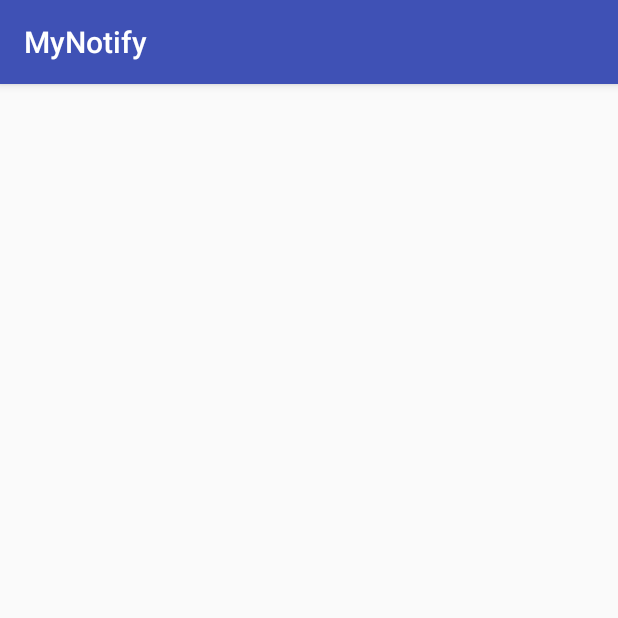
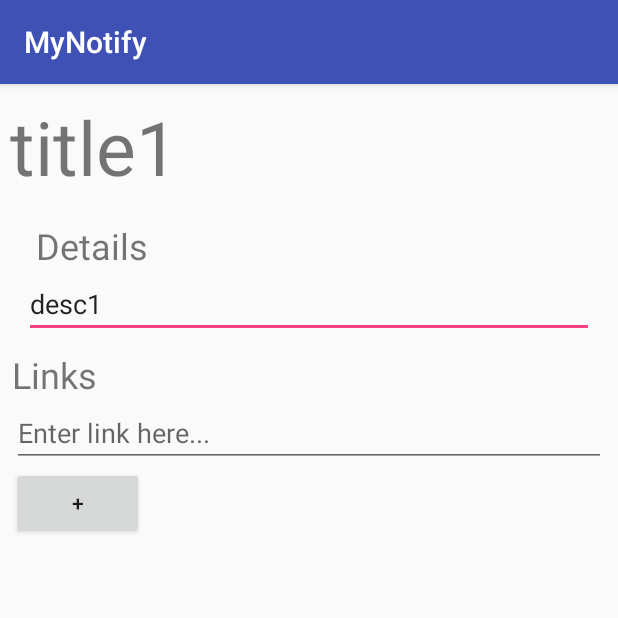
Before and after one commit to CompilerKing/MyNotify, an Android app: the screen it shows after launch (NotificationActivity), after a tap on "title1", on a phone screen of 412 x 824 dp, the top half of it. Run offline under Robolectric (Android 15) with nearby library versions, the phone set to English and light mode, and no system bars.

Commit message:
Added Notification Activity

```diff
--- /dev/null
+++ b/app/src/main/java/samueljdecanio/com/mynotify/CustomMovementMethod.java
@@ -0,0 +1,58 @@
+package samueljdecanio.com.mynotify;
+
+import android.text.Layout;
+import android.text.Selection;
+import android.text.Spannable;
+import android.text.method.ArrowKeyMovementMethod;
+import android.text.style.ClickableSpan;
+import android.view.MotionEvent;
+import android.widget.TextView;
+
+public class CustomMovementMethod extends ArrowKeyMovementMethod {
+
+    private static CustomMovementMethod sInstance;
+
+    public static CustomMovementMethod getInstance() {
+        if (sInstance == null) {
+            sInstance = new CustomMovementMethod();
+        }
+        return sInstance;
+    }
+
+    @Override
+    public boolean onTouchEvent(TextView widget, Spannable buffer, MotionEvent event) {
+        int action = event.getAction();
+
+        if (action == MotionEvent.ACTION_UP ||
+                action == MotionEvent.ACTION_DOWN) {
+            int x = (int) event.getX();
+            int y = (int) event.getY();
+
+            x -= widget.getTotalPaddingLeft();
+            y -= widget.getTotalPaddingTop();
+
+            x += widget.getScrollX();
+            y += widget.getScrollY();
+
+            Layout layout = widget.getLayout();
+            int line = layout.getLineForVertical(y);
+            int off = layout.getOffsetForHorizontal(line, x);
+
+            ClickableSpan[] link = buffer.getSpans(off, off, ClickableSpan.class);
+
+            if (link.length != 0) {
+                if (action == MotionEvent.ACTION_UP) {
+                    link[0].onClick(widget);
+                }
+                else if (action == MotionEvent.ACTION_DOWN) {
+                    Selection.setSelection(buffer, buffer.getSpanStart(link[0]), buffer.getSpanEnd(link[0]));
+                }
+
+                return true;
+            }
+        }
+
+        return super.onTouchEvent(widget, buffer, event);
+    }
+
+}
--- a/app/src/main/java/samueljdecanio/com/mynotify/NotificationFragment.java
+++ b/app/src/main/java/samueljdecanio/com/mynotify/NotificationFragment.java
@@ -1,14 +1,30 @@
 package samueljdecanio.com.mynotify;
 
 import android.os.Bundle;
+import android.support.annotation.Nullable;
 import android.support.v4.app.Fragment;
-
+import android.text.Editable;
+import android.text.TextWatcher;
+import android.text.util.Linkify;
+import android.view.LayoutInflater;
+import android.view.View;
+import android.view.ViewGroup;
+import android.widget.Button;
+import android.widget.EditText;
+import android.widget.LinearLayout;
+import android.widget.TextView;
 import java.util.UUID;
 
 public class NotificationFragment extends Fragment{
 
     private static final String ARG_NOTIFICATION_ID = "notification_id";
 
+    private OurNotification mNotification;
+    private TextView mNotificationTitle;
+    private EditText mDetails;
+    private EditText mLinkField;
+    private Button mAddLink;
+    private LinearLayout mLinksLayout;
 
     public static NotificationFragment newInstance(UUID notificationId) {
         Bundle args = new Bundle();
@@ -19,4 +35,73 @@ public class NotificationFragment extends Fragment{
         return fragment;
     }
 
+    @Override
+    public void onCreate(@Nullable Bundle savedInstanceState) {
+        super.onCreate(savedInstanceState);
+        UUID notificationId = (UUID) getArguments().getSerializable(ARG_NOTIFICATION_ID);
+        mNotification = NotificationHelper.get(getActivity()).getOurNotification(notificationId);
+    }
+
+    @Override
+    public View onCreateView(LayoutInflater inflater, ViewGroup container,
+                             Bundle savedInstanceState) {
+        View v = inflater.inflate(R.layout.fragment_notifcation, container, false);
+
+        mNotificationTitle = v.findViewById(R.id.notification_title);
+        mNotificationTitle.setText(mNotification.getTitle());
+
+        mDetails = v.findViewById(R.id.notification_details);
+        mDetails.setText(mNotification.getDetails());
+
+        mLinksLayout = v.findViewById(R.id.links_layout);
+
+        mLinkField = v.findViewById(R.id.link_field);
+        mLinkField.setHint(R.string.link_field_hint);
+        MakeHyperText(mLinkField);
+
+        mAddLink = v.findViewById(R.id.add_link_button);
+        mAddLink.setOnClickListener(new View.OnClickListener() {
+            @Override
+            public void onClick(View v) {
+                final ViewGroup.LayoutParams params = new ViewGroup.LayoutParams(
+                        ViewGroup.LayoutParams.MATCH_PARENT, ViewGroup.LayoutParams.WRAP_CONTENT);
+
+                EditText newLinkView = new EditText(getContext());
+                newLinkView.setLayoutParams(params);
+                MakeHyperText(newLinkView);
+
+                mLinksLayout.addView(newLinkView);
+            }
+        });
+
+        return v;
+    }
+
+    private void MakeHyperText(EditText text) {
+        //setting up hyperlink functionality
+        text.setLinksClickable(true);
+        text.setAutoLinkMask(Linkify.WEB_URLS);
+        text.setMovementMethod(CustomMovementMethod.getInstance());
+        Linkify.addLinks(text, Linkify.WEB_URLS);
+        text.addTextChangedListener(new TextWatcher() {
+            @Override
+            public void beforeTextChanged(CharSequence s, int start, int count, int after) {
+
+            }
+
+            @Override
+            public void onTextChanged(CharSequence s, int start, int before, int count) {
+
+
+            }
+
+            @Override
+            public void afterTextChanged(Editable s) {
+
+                Linkify.addLinks(s, Linkify.WEB_URLS);
+
+            }
+        });
+    }
+
 }
--- a/app/src/main/java/samueljdecanio/com/mynotify/NotificationHelper.java
+++ b/app/src/main/java/samueljdecanio/com/mynotify/NotificationHelper.java
@@ -4,6 +4,7 @@ import android.content.Context;
 
 import java.util.ArrayList;
 import java.util.List;
+import java.util.UUID;
 
 public class NotificationHelper {
     private static NotificationHelper sNotificationHelper;
@@ -27,6 +28,16 @@ public class NotificationHelper {
         return this.mNotifications;
     }
 
+    public OurNotification getOurNotification(UUID notificationId) {
+        for (OurNotification notif : mNotifications) {
+            if (notif.getId().equals(notificationId)) {
+                return notif;
+            }
+        }
+
+        return null;
+    }
+
     private void createFakeNotifications() {
         OurNotification fake1 = new OurNotification("title1", "desc1", 100, true, true);
         OurNotification fake2 = new OurNotification("title2", "desc2", 200, true, true);
--- /dev/null
+++ b/app/src/main/res/layout/fragment_notifcation.xml
@@ -0,0 +1,98 @@
+<?xml version="1.0" encoding="utf-8"?>
+<!--TODO: Refactor this to use a relative layout instead - should help with nesting linear layouts-->
+<android.support.constraint.ConstraintLayout
+    xmlns:android="http://schemas.android.com/apk/res/android"
+    xmlns:app="http://schemas.android.com/apk/res-auto"
+    xmlns:tools="http://schemas.android.com/tools"
+    android:layout_width="match_parent"
+    android:layout_height="match_parent">
+    <TextView
+        android:id="@+id/notification_title"
+        android:layout_width="399dp"
+        android:layout_height="wrap_content"
+        android:layout_marginEnd="8dp"
+        android:layout_marginStart="8dp"
+        android:layout_marginTop="8dp"
+        android:text="Notification Title"
+        android:textSize="50sp"
+        app:layout_constraintEnd_toEndOf="parent"
+        app:layout_constraintStart_toStartOf="parent"
+        app:layout_constraintTop_toTopOf="parent" />
+
+    <LinearLayout
+        android:id="@+id/linearLayout"
+        android:layout_width="0dp"
+        android:layout_height="wrap_content"
+        android:layout_marginEnd="8dp"
+        android:layout_marginStart="8dp"
+        android:layout_marginTop="8dp"
+        android:orientation="vertical"
+        app:layout_constraintEnd_toEndOf="parent"
+        app:layout_constraintStart_toStartOf="parent"
+        app:layout_constraintTop_toBottomOf="@+id/notification_title">
+
+        <TextView
+            android:id="@+id/textView2"
+            android:layout_width="wrap_content"
+            android:layout_height="wrap_content"
+            android:layout_marginStart="16dp"
+            android:layout_marginTop="8dp"
+            android:text="@string/details_title"
+            android:textAlignment="center"
+            android:textSize="24sp"
+            app:layout_constraintStart_toStartOf="parent"
+            app:layout_constraintTop_toBottomOf="@+id/notification_title" />
+
+        <EditText
+            android:id="@+id/notification_details"
+            android:layout_width="match_parent"
+            android:layout_height="match_parent"
+            android:layout_marginEnd="8dp"
+            android:layout_marginStart="8dp"
+            android:ems="10"
+            android:gravity="top"
+            android:hint="Add details here..."
+            android:inputType="textMultiLine"
+            android:textAlignment="viewStart"
+            app:layout_constraintEnd_toEndOf="parent"
+            app:layout_constraintStart_toStartOf="parent"
+            app:layout_constraintTop_toBottomOf="@+id/textView2" />
+
+    </LinearLayout>
+
+    <LinearLayout
+        android:id="@+id/links_layout"
+        android:layout_width="0dp"
+        android:layout_height="wrap_content"
+        android:layout_marginEnd="8dp"
+        android:layout_marginStart="8dp"
+        android:layout_marginTop="8dp"
+        android:orientation="vertical"
+        app:layout_constraintEnd_toEndOf="parent"
+        app:layout_constraintStart_toStartOf="parent"
+        app:layout_constraintTop_toBottomOf="@+id/linearLayout">
+
+        <TextView
+            android:id="@+id/textView3"
+            android:layout_width="wrap_content"
+            android:layout_height="wrap_content"
+            android:text="@string/links_title"
+            android:textSize="24sp" />
+
+        <EditText
+            android:id="@+id/link_field"
+            android:layout_width="match_parent"
+            android:layout_height="wrap_content"
+            android:ems="10"
+            android:inputType="textPersonName" />
+
+        <Button
+            android:id="@+id/add_link_button"
+            android:layout_width="wrap_content"
+            android:layout_height="wrap_content"
+            android:text="@string/button_add"
+            android:textAlignment="center" />
+
+    </LinearLayout>
+
+</android.support.constraint.ConstraintLayout>
--- a/app/src/main/res/values/strings.xml
+++ b/app/src/main/res/values/strings.xml
@@ -1,6 +1,12 @@
 <resources>
     <string name="app_name">MyNotify</string>
     <string name="action_settings">Settings</string>
+
+    <!-- Notification Fragment Strings -->
+    <string name="details_title">Details</string>
+    <string name="links_title">Links</string>
+    <string name="button_add">+</string>
+    <string name="link_field_hint">Enter link here...</string>
 
     <!--TODO: Replace with correct icon paths - current are just placeholders -->
     <string name="has_link_icon">@mipmap/ic_launcher_round</string>
```
